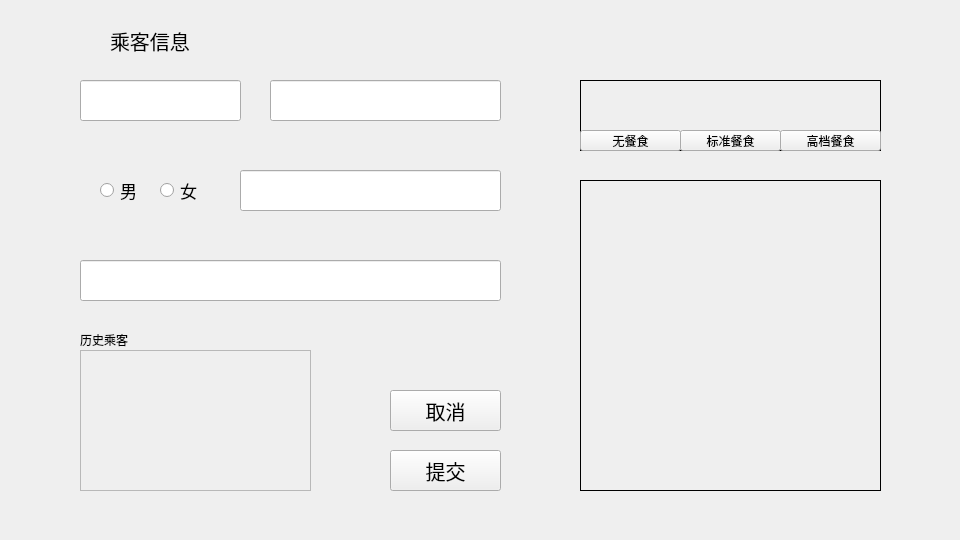
The window that ui/checkoutpage.ui (delete3GM/Flight-Booking-System) describes before a commit, drawn with Qt 5.
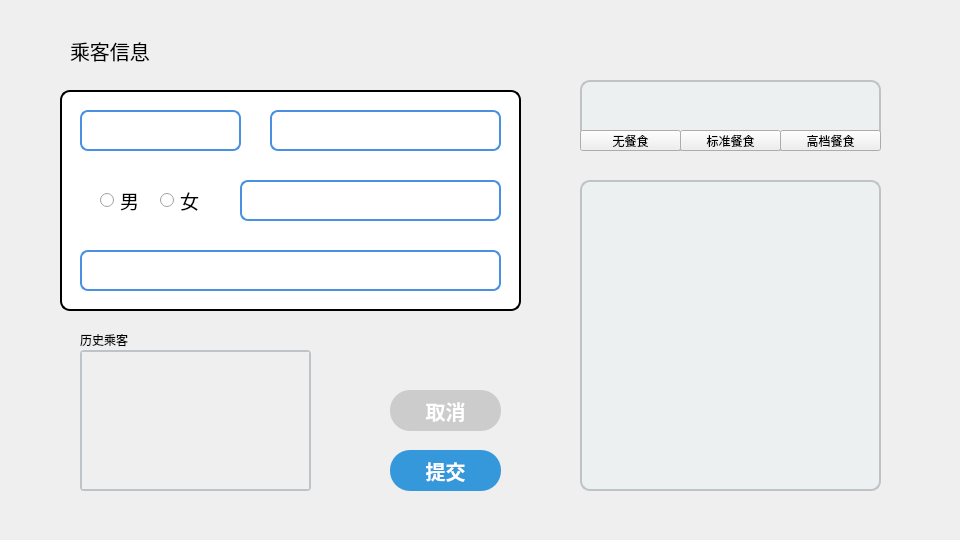
The same window after the commit.

```diff
--- a/ui/checkoutpage.ui
+++ b/ui/checkoutpage.ui
@@ -23,14 +23,14 @@
    <property name="geometry">
     <rect>
      <x>100</x>
-     <y>180</y>
+     <y>190</y>
      <width>51</width>
      <height>21</height>
     </rect>
    </property>
    <property name="font">
     <font>
-     <pointsize>13</pointsize>
+     <pointsize>14</pointsize>
     </font>
    </property>
    <property name="text">
@@ -50,7 +50,7 @@
    <property name="geometry">
     <rect>
      <x>270</x>
-     <y>80</y>
+     <y>110</y>
      <width>231</width>
      <height>41</height>
     </rect>
@@ -60,6 +60,18 @@
      <pointsize>14</pointsize>
     </font>
    </property>
+   <property name="styleSheet">
+    <string notr="true">QLineEdit {  
+        border: 2px solid #4A90E2;  /* 蓝色粗边框 */  
+        border-radius: 8px;  /* 圆角 */  
+        padding: 5px;  /* 内边距 */  
+        background-color: white;  
+    }  
+    
+    QLineEdit:focus {  
+        border-color: #2C3E50;  /* 获得焦点时边框颜色变化 */  
+    }  </string>
+   </property>
    <property name="text">
     <string/>
    </property>
@@ -76,8 +88,26 @@
    <property name="font">
     <font>
      <pointsize>15</pointsize>
+     <bold>true</bold>
     </font>
    </property>
+   <property name="styleSheet">
+    <string notr="true">QPushButton {
+    background-color: #cccccc; /* 蓝色背景 */
+    border-radius: 20px; /* 圆角大小为10像素 */
+    border: none; /* 无边框 */
+    color: #ffffff; /* 字体颜色为白色 */
+    font-weight: bold; /* 字体加粗 */
+}
+
+QPushButton:hover {
+    background-color: #bbbbbb; /* 鼠标悬停时的深蓝色背景 */
+}
+
+QPushButton:pressed {
+    background-color: #aaaaaa; /* 按钮被按下时的更深蓝色背景 */
+}</string>
+   </property>
    <property name="text">
     <string>取消</string>
    </property>
@@ -94,8 +124,26 @@
    <property name="font">
     <font>
      <pointsize>15</pointsize>
+     <bold>true</bold>
     </font>
    </property>
+   <property name="styleSheet">
+    <string notr="true">QPushButton {
+    background-color: #3498db; /* 蓝色背景 */
+    border-radius: 20px; /* 圆角大小为10像素 */
+    border: none; /* 无边框 */
+    color: #ffffff; /* 字体颜色为白色 */
+    font-weight: bold; /* 字体加粗 */
+}
+
+QPushButton:hover {
+    background-color: #2980b9; /* 鼠标悬停时的深蓝色背景 */
+}
+
+QPushButton:pressed {
+    background-color: #2c3e50; /* 按钮被按下时的更深蓝色背景 */
+}</string>
+   </property>
    <property name="text">
     <string>提交</string>
    </property>
@@ -104,7 +152,7 @@
    <property name="geometry">
     <rect>
      <x>80</x>
-     <y>80</y>
+     <y>110</y>
      <width>161</width>
      <height>41</height>
     </rect>
@@ -114,6 +162,18 @@
      <pointsize>14</pointsize>
     </font>
    </property>
+   <property name="styleSheet">
+    <string notr="true">QLineEdit {  
+        border: 2px solid #4A90E2;  /* 蓝色粗边框 */  
+        border-radius: 8px;  /* 圆角 */  
+        padding: 5px;  /* 内边距 */  
+        background-color: white;  
+    }  
+    
+    QLineEdit:focus {  
+        border-color: #2C3E50;  /* 获得焦点时边框颜色变化 */  
+    }  </string>
+   </property>
    <property name="inputMask">
     <string/>
    </property>
@@ -125,7 +185,7 @@
    <property name="geometry">
     <rect>
      <x>240</x>
-     <y>170</y>
+     <y>180</y>
      <width>261</width>
      <height>41</height>
     </rect>
@@ -135,6 +195,18 @@
      <pointsize>14</pointsize>
     </font>
    </property>
+   <property name="styleSheet">
+    <string notr="true">QLineEdit {  
+        border: 2px solid #4A90E2;  /* 蓝色粗边框 */  
+        border-radius: 8px;  /* 圆角 */  
+        padding: 5px;  /* 内边距 */  
+        background-color: white;  
+    }  
+    
+    QLineEdit:focus {  
+        border-color: #2C3E50;  /* 获得焦点时边框颜色变化 */  
+    }  </string>
+   </property>
   </widget>
   <widget class="QLabel" name="flightInfo">
    <property name="geometry">
@@ -153,7 +225,16 @@
     </font>
    </property>
    <property name="styleSheet">
-    <string notr="true">QLabel { border: 1px solid black; }</string>
+    <string notr="true"> QLabel {  
+        border: 2px solid #bdc3c7;  
+        border-radius: 10px;  
+        background-color: #ecf0f1;  
+        padding: 6px;  
+    }  
+    QLabel:hover {  
+        border-color: #3498db;  
+        background-color: #f1f8ff;  
+    }  </string>
    </property>
    <property name="text">
     <string/>
@@ -166,7 +247,7 @@
    <property name="geometry">
     <rect>
      <x>80</x>
-     <y>260</y>
+     <y>250</y>
      <width>421</width>
      <height>41</height>
     </rect>
@@ -176,19 +257,31 @@
      <pointsize>14</pointsize>
     </font>
    </property>
+   <property name="styleSheet">
+    <string notr="true">QLineEdit {  
+        border: 2px solid #4A90E2;  /* 蓝色粗边框 */  
+        border-radius: 8px;  /* 圆角 */  
+        padding: 5px;  /* 内边距 */  
+        background-color: white;  
+    }  
+    
+    QLineEdit:focus {  
+        border-color: #2C3E50;  /* 获得焦点时边框颜色变化 */  
+    }  </string>
+   </property>
   </widget>
   <widget class="QRadioButton" name="isFemale">
    <property name="geometry">
     <rect>
      <x>160</x>
-     <y>180</y>
+     <y>190</y>
      <width>72</width>
      <height>21</height>
     </rect>
    </property>
    <property name="font">
     <font>
-     <pointsize>13</pointsize>
+     <pointsize>14</pointsize>
     </font>
    </property>
    <property name="text">
@@ -198,8 +291,8 @@
   <widget class="QLabel" name="passenger_title">
    <property name="geometry">
     <rect>
-     <x>110</x>
-     <y>20</y>
+     <x>70</x>
+     <y>30</y>
      <width>81</width>
      <height>41</height>
     </rect>
@@ -222,6 +315,29 @@
      <height>141</height>
     </rect>
    </property>
+   <property name="styleSheet">
+    <string notr="true"> QScrollArea {  
+        border: 2px solid #bdc3c7;  /* 浅灰边框 */  
+        border-radius: 4px;  
+        background-color: #f5f5f5;  /* 淡灰背景 */  
+    }  
+    
+    QScrollArea QScrollBar:vertical {  
+        width: 10px;  
+        background: #f1f1f1;  
+        border-radius: 5px;  
+    }  
+    
+    QScrollArea QScrollBar::handle:vertical {  
+        background: #3498db;  
+        min-height: 20px;  
+        border-radius: 5px;  
+    }  
+    
+    QScrollArea QScrollBar::handle:vertical:hover {  
+        background: #2980b9;  
+    }  </string>
+   </property>
    <property name="widgetResizable">
     <bool>true</bool>
    </property>
@@ -233,8 +349,8 @@
      <rect>
       <x>0</x>
       <y>0</y>
-      <width>229</width>
-      <height>139</height>
+      <width>227</width>
+      <height>137</height>
      </rect>
     </property>
    </widget>
@@ -262,7 +378,16 @@
     </rect>
    </property>
    <property name="styleSheet">
-    <string notr="true">QLabel { border: 1px solid black; }</string>
+    <string notr="true"> QLabel {  
+        border: 2px solid #bdc3c7;  
+        border-radius: 10px;  
+        background-color: #ecf0f1;  
+        padding: 6px;  
+    }  
+    QLabel:hover {  
+        border-color: #3498db;  
+        background-color: #f1f8ff;  
+    }  </string>
    </property>
    <property name="text">
     <string/>
@@ -310,6 +435,55 @@
     <string>高档餐食</string>
    </property>
   </widget>
+  <widget class="QLabel" name="flightInfo_2">
+   <property name="geometry">
+    <rect>
+     <x>60</x>
+     <y>90</y>
+     <width>461</width>
+     <height>221</height>
+    </rect>
+   </property>
+   <property name="font">
+    <font>
+     <family>爱奇艺黑体</family>
+     <pointsize>12</pointsize>
+     <bold>true</bold>
+    </font>
+   </property>
+   <property name="styleSheet">
+    <string notr="true"> QLabel {  
+        border: 2px solid #000000;  
+        border-radius: 10px;  
+        background-color: #ffffff;  
+        padding: 6px;  
+
+    }  </string>
+   </property>
+   <property name="text">
+    <string/>
+   </property>
+   <property name="alignment">
+    <set>Qt::AlignmentFlag::AlignCenter</set>
+   </property>
+  </widget>
+  <zorder>flightInfo_2</zorder>
+  <zorder>isMale</zorder>
+  <zorder>givenname</zorder>
+  <zorder>cancelBtn</zorder>
+  <zorder>submitBtn</zorder>
+  <zorder>familyname</zorder>
+  <zorder>passenger_phone</zorder>
+  <zorder>flightInfo</zorder>
+  <zorder>passenger_id</zorder>
+  <zorder>isFemale</zorder>
+  <zorder>passenger_title</zorder>
+  <zorder>historyArea</zorder>
+  <zorder>label</zorder>
+  <zorder>foodLbl</zorder>
+  <zorder>noFoodBtn</zorder>
+  <zorder>normalFoodBtn</zorder>
+  <zorder>plusFoodBtn</zorder>
  </widget>
  <resources/>
  <connections/>
```
